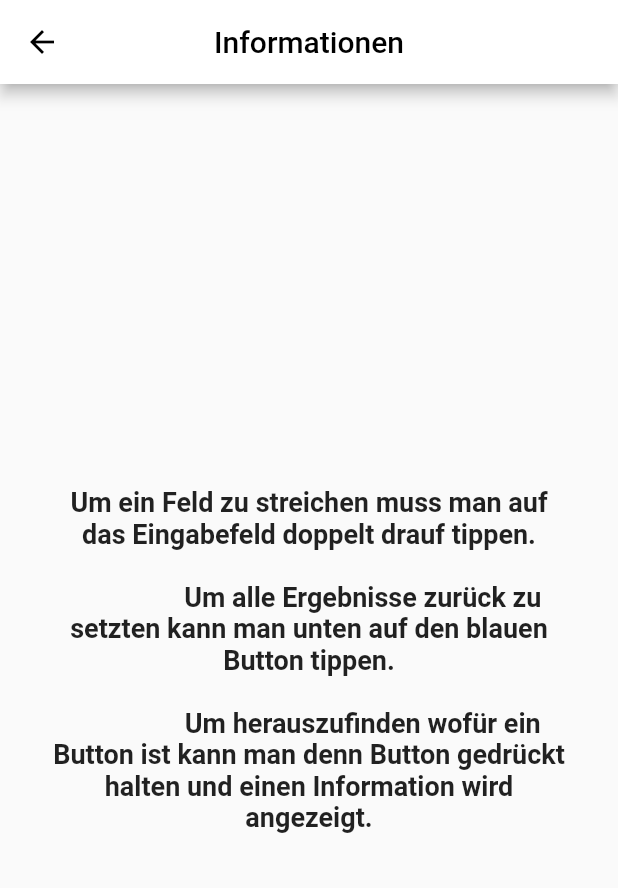
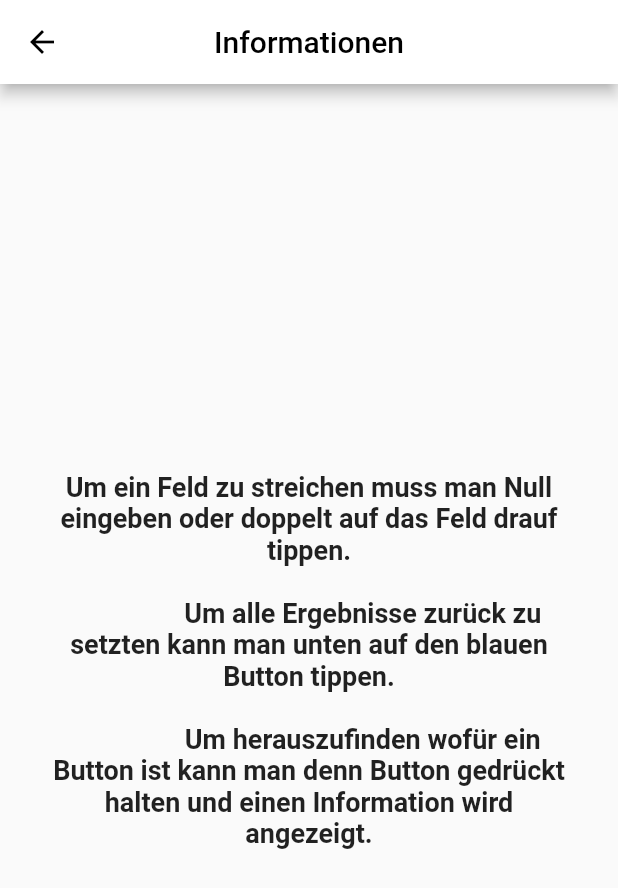
Before and after one commit to Nipotino2804/knuepel, a Flutter app: the InforamtionPage screen opened directly, on a phone screen of 412 x 824 dp. Shown: the top 888 px of the screen. Run offline on Flutter 3.47's test engine with Material 2 defaults, Android fonts, the phone set to English and light mode, and no system bars.

Commit message:
Update Informations on Information Page

```diff
--- a/lib/main.dart
+++ b/lib/main.dart
@@ -27,7 +27,7 @@ class InforamtionPage extends StatelessWidget {
         padding: EdgeInsets.all(32.0),
         child: Center(
           child: Text(
-            '''Um ein Feld zu streichen muss man auf das Eingabefeld doppelt drauf tippen.
+            '''Um ein Feld zu streichen muss man Null eingeben oder doppelt auf das Feld drauf tippen.
 
                 Um alle Ergebnisse zurück zu setzten kann man unten auf den blauen Button tippen.
 
```
